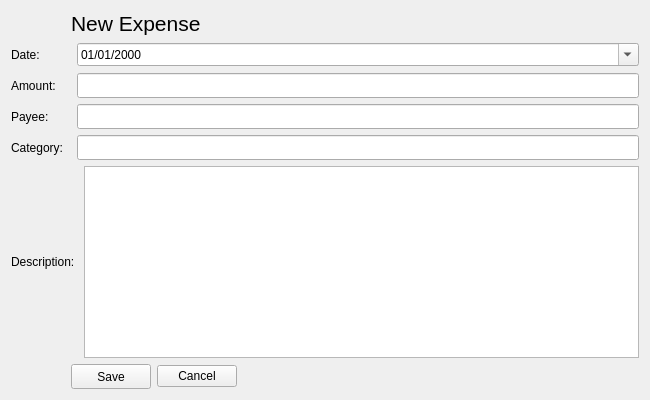
The window that addexpense.ui (m-muhsin/QFinance) describes before a commit, drawn with Qt 5.
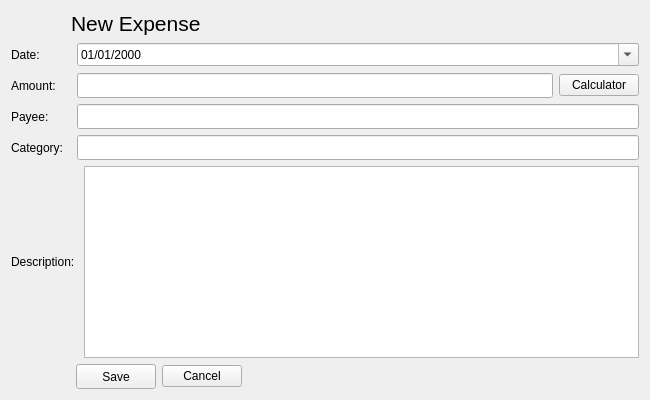
The same window after the commit.

Commit message: Created Calculator UI, Calculator Model and Implemented Calculator in AddIncome and AddExpense screens

Diff of the .ui file:
```diff
--- a/addexpense.ui
+++ b/addexpense.ui
@@ -28,7 +28,7 @@
          </property>
          <property name="sizeHint" stdset="0">
           <size>
-           <width>60</width>
+           <width>65</width>
            <height>25</height>
           </size>
          </property>
@@ -187,6 +187,13 @@
          </property>
         </widget>
        </item>
+       <item>
+        <widget class="QPushButton" name="btnOpenCalculator">
+         <property name="text">
+          <string>Calculator</string>
+         </property>
+        </widget>
+       </item>
       </layout>
      </item>
      <item row="0" column="0">
```
The commit also changes 12 other files.
